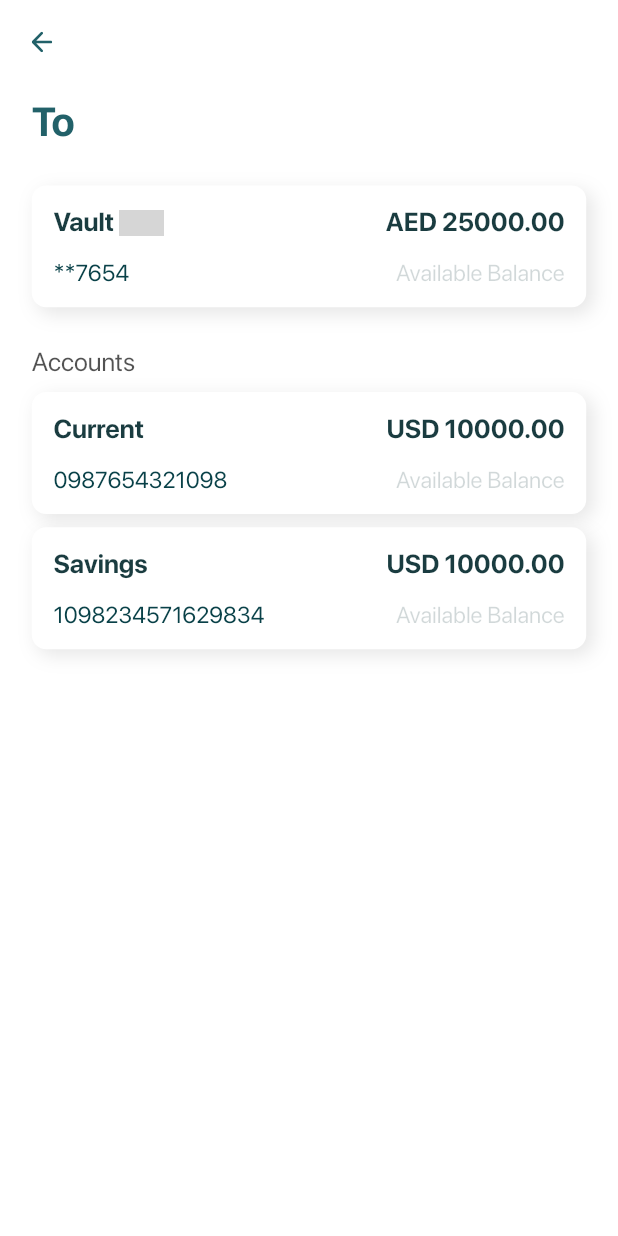
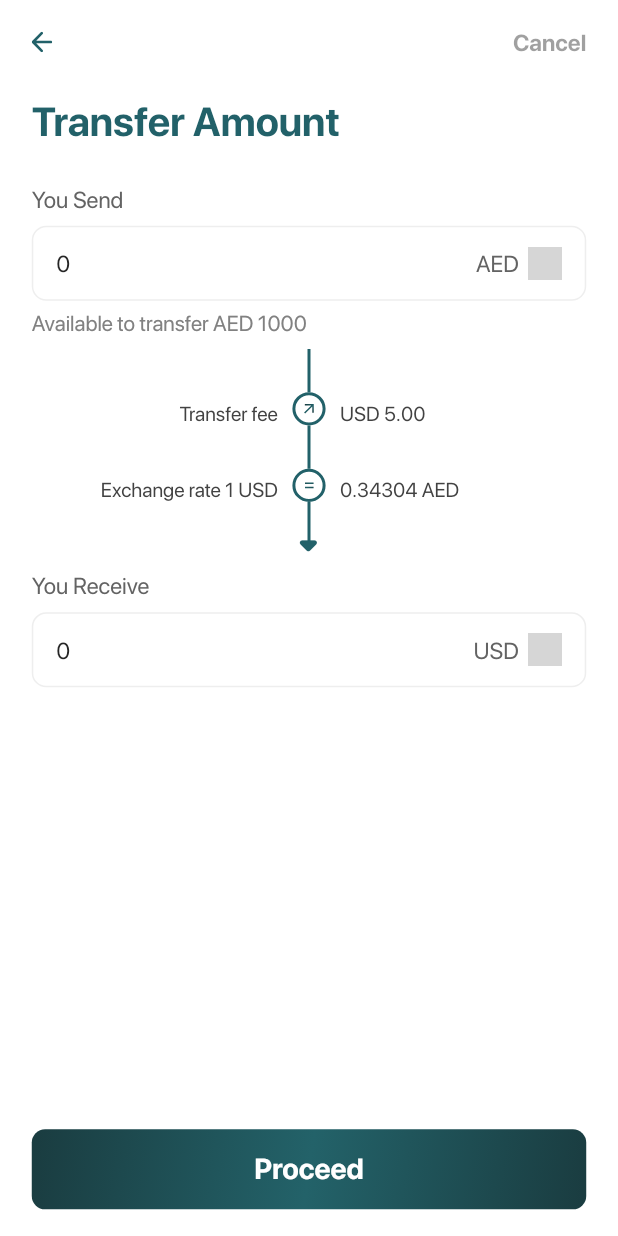
Before and after one commit to Dev-Ayan-Dasgupta/dhabi, a Flutter app: the SendMoneyToScreen screen opened by its route, after a tap on "Vault", on a phone screen of 412 x 824 dp. Run offline on Flutter 3.47's test engine with Material 2 defaults, Android fonts, the phone set to English and light mode, and no system bars; our stand-ins replace dropdown_button2, equatable, flutter_bloc, flutter_sizer, flutter_svg, local_auth and 1 more; missing offline and left inert: local_auth_android, local_auth_ios; accounts and stored records are empty; network calls fail; grey boxes are pictures that could not be loaded.

Commit message:
added transfer amount widgets for intra bank transfer

```diff
--- a/lib/presentation/routers/app_router.dart
+++ b/lib/presentation/routers/app_router.dart
@@ -172,6 +172,14 @@ class AppRouter {
         return MaterialPageRoute(
           builder: (_) => const SendMoneyToScreen(),
         );
+      case Routes.transferConfirmation:
+        return MaterialPageRoute(
+          builder: (_) => const TransferConfirmationScreen(),
+        );
+      case Routes.transferAmount:
+        return MaterialPageRoute(
+          builder: (_) => const TransferAmountScreen(),
+        );
       default:
         return MaterialPageRoute(
           builder: (_) => const Scaffold(
--- a/lib/presentation/routers/routes.dart
+++ b/lib/presentation/routers/routes.dart
@@ -32,5 +32,6 @@ class Routes {
   static const String sendMoney = 'send-money';
   static const String sendMoneyFrom = 'send-money-from';
   static const String sendMoneyTo = 'send-money-to';
+  static const String transferAmount = 'transfer-amount';
   static const String transferConfirmation = 'transfer-confirmation';
 }
--- a/lib/presentation/screens/retail/deposits/deposit_confirmation.dart
+++ b/lib/presentation/screens/retail/deposits/deposit_confirmation.dart
@@ -127,6 +127,7 @@ class _DepositConfirmationScreenState extends State<DepositConfirmationScreen> {
                             context,
                             Routes.errorScreen,
                             arguments: ErrorArgumentModel(
+                              hasSecondaryButton: false,
                               iconPath: ImageConstants.checkCircleOutlined,
                               title: "Congratulations!",
                               message:
--- /dev/null
+++ b/lib/presentation/screens/retail/transfer/amount.dart
@@ -0,0 +1,179 @@
+import 'package:dialup_mobile_app/presentation/routers/routes.dart';
+import 'package:dialup_mobile_app/presentation/widgets/core/index.dart';
+import 'package:dialup_mobile_app/presentation/widgets/transfer/index.dart';
+import 'package:dialup_mobile_app/utils/constants/index.dart';
+import 'package:flutter/material.dart';
+import 'package:flutter_sizer/flutter_sizer.dart';
+
+class TransferAmountScreen extends StatefulWidget {
+  const TransferAmountScreen({Key? key}) : super(key: key);
+
+  @override
+  State<TransferAmountScreen> createState() => _TransferAmountScreenState();
+}
+
+class _TransferAmountScreenState extends State<TransferAmountScreen> {
+  final TextEditingController _sendController =
+      TextEditingController(text: "0");
+  final TextEditingController _receiveController =
+      TextEditingController(text: "0");
+  @override
+  Widget build(BuildContext context) {
+    return Scaffold(
+      appBar: AppBar(
+        leading: const AppBarLeading(),
+        actions: [
+          Padding(
+            padding: EdgeInsets.only(
+              right: (22 / Dimensions.designWidth).w,
+              top: (20 / Dimensions.designWidth).w,
+            ),
+            child: Text(
+              "Cancel",
+              style: TextStyles.primary.copyWith(
+                color: const Color.fromRGBO(65, 65, 65, 0.5),
+                fontSize: (16 / Dimensions.designWidth).w,
+                fontWeight: FontWeight.w600,
+              ),
+            ),
+          )
+        ],
+        backgroundColor: Colors.transparent,
+        elevation: 0,
+      ),
+      body: GestureDetector(
+        onTap: () {
+          if (_sendController.text.isEmpty) {
+            _sendController.text = "0";
+          }
+          FocusManager.instance.primaryFocus?.unfocus();
+        },
+        behavior: HitTestBehavior.opaque,
+        child: Padding(
+          padding: EdgeInsets.symmetric(
+            horizontal: (22 / Dimensions.designWidth).w,
+          ),
+          child: Column(
+            children: [
+              Expanded(
+                child: Column(
+                  crossAxisAlignment: CrossAxisAlignment.start,
+                  children: [
+                    const SizeBox(height: 10),
+                    Text(
+                      "Transfer Amount",
+                      style: TextStyles.primaryBold.copyWith(
+                        color: AppColors.primary,
+                        fontSize: (28 / Dimensions.designWidth).w,
+                      ),
+                    ),
+                    const SizeBox(height: 30),
+                    Text(
+                      "You Send",
+                      style: TextStyles.primaryMedium.copyWith(
+                        color: const Color(0XFF636363),
+                        fontSize: (16 / Dimensions.designWidth).w,
+                      ),
+                    ),
+                    const SizeBox(height: 10),
+                    CustomTextField(
+                      controller: _sendController,
+                      onChanged: (p0) {},
+                      keyboardType: TextInputType.number,
+                      suffix: Row(
+                        mainAxisSize: MainAxisSize.min,
+                        children: [
+                          Text(
+                            "AED  ",
+                            style: TextStyles.primaryMedium.copyWith(
+                              color: const Color(0XFF636363),
+                              fontSize: (16 / Dimensions.designWidth).w,
+                            ),
+                          ),
+                          CustomCircleAvatar(
+                            imgUrl:
+                                "https://static.vecteezy.com/system/resources/previews/004/712/234/non_2x/united-arab-emirates-square-national-flag-vector.jpg",
+                            width: (23 / Dimensions.designWidth).w,
+                            height: (23 / Dimensions.designWidth).w,
+                          ),
+                        ],
+                      ),
+                    ),
+                    const SizeBox(height: 7),
+                    Text(
+                      "Available to transfer AED 1000",
+                      style: TextStyles.primaryMedium.copyWith(
+                        color: const Color(0XFF818181),
+                        fontSize: (15 / Dimensions.designWidth).w,
+                      ),
+                    ),
+                    const SizeBox(height: 10),
+                    const FeeExchangeRate(
+                      transferFeeCurrency: "USD",
+                      transferFee: 5,
+                      exchangeRateSenderCurrency: "USD",
+                      exchangeRate: 0.34304,
+                      exchangeRateReceiverCurrency: "AED",
+                    ),
+                    const SizeBox(height: 10),
+                    Text(
+                      "You Receive",
+                      style: TextStyles.primaryMedium.copyWith(
+                        color: const Color(0XFF636363),
+                        fontSize: (16 / Dimensions.designWidth).w,
+                      ),
+                    ),
+                    const SizeBox(height: 10),
+                    CustomTextField(
+                      controller: _sendController,
+                      onChanged: (p0) {},
+                      enabled: false,
+                      suffix: Row(
+                        mainAxisSize: MainAxisSize.min,
+                        children: [
+                          Text(
+                            "USD  ",
+                            style: TextStyles.primaryMedium.copyWith(
+                              color: const Color(0XFF636363),
+                              fontSize: (16 / Dimensions.designWidth).w,
+                            ),
+                          ),
+                          CustomCircleAvatar(
+                            imgUrl:
+                                "https://t4.ftcdn.net/jpg/05/22/35/01/240_F_522350125_mPLuK4cNT6RNN6bvpuKZpLGjqbJr5EiL.jpg",
+                            width: (23 / Dimensions.designWidth).w,
+                            height: (23 / Dimensions.designWidth).w,
+                          ),
+                        ],
+                      ),
+                    ),
+                  ],
+                ),
+              ),
+              Column(
+                children: [
+                  GradientButton(
+                      onTap: () {
+                        Navigator.pushNamed(
+                          context,
+                          Routes.transferConfirmation,
+                        );
+                      },
+                      text: "Proceed"),
+                  const SizeBox(height: 20),
+                ],
+              ),
+            ],
+          ),
+        ),
+      ),
+    );
+  }
+
+  @override
+  void dispose() {
+    _sendController.dispose();
+    _receiveController.dispose();
+    super.dispose();
+  }
+}
--- a/lib/presentation/screens/retail/transfer/index.dart
+++ b/lib/presentation/screens/retail/transfer/index.dart
@@ -2,3 +2,5 @@ export './details.dart';
 export './from.dart';
 export './send_money.dart';
 export './to.dart';
+export './confirmation.dart';
+export './amount.dart';
--- a/lib/presentation/screens/retail/transfer/to.dart
+++ b/lib/presentation/screens/retail/transfer/to.dart
@@ -1,3 +1,4 @@
+import 'package:dialup_mobile_app/presentation/routers/routes.dart';
 import 'package:dialup_mobile_app/presentation/widgets/core/index.dart';
 import 'package:dialup_mobile_app/presentation/widgets/transfer/index.dart';
 import 'package:dialup_mobile_app/utils/constants/index.dart';
@@ -39,7 +40,7 @@ class _SendMoneyToScreenState extends State<SendMoneyToScreen> {
             VaultAccountCard(
               isVault: true,
               onTap: () {
-                // Navigator.pushNamed(context, Routes.sendMoneyTo);
+                Navigator.pushNamed(context, Routes.transferAmount);
               },
               title: "Vault",
               imgUrl:
--- /dev/null
+++ b/lib/presentation/widgets/transfer/fee_exchange_rate.dart
@@ -0,0 +1,183 @@
+// ignore_for_file: public_member_api_docs, sort_constructors_first
+import 'package:flutter/material.dart';
+import 'package:flutter_sizer/flutter_sizer.dart';
+import 'package:flutter_svg/flutter_svg.dart';
+
+import 'package:dialup_mobile_app/presentation/widgets/core/index.dart';
+import 'package:dialup_mobile_app/utils/constants/index.dart';
+
+class FeeExchangeRate extends StatelessWidget {
+  const FeeExchangeRate({
+    Key? key,
+    required this.transferFeeCurrency,
+    required this.transferFee,
+    required this.exchangeRateSenderCurrency,
+    required this.exchangeRate,
+    required this.exchangeRateReceiverCurrency,
+  }) : super(key: key);
+
+  final String transferFeeCurrency;
+  final double transferFee;
+  final String exchangeRateSenderCurrency;
+  final double exchangeRate;
+  final String exchangeRateReceiverCurrency;
+
+  @override
+  Widget build(BuildContext context) {
+    return Stack(
+      children: [
+        Center(
+          child: Column(
+            children: [
+              Row(
+                crossAxisAlignment: CrossAxisAlignment.end,
+                children: [
+                  Expanded(
+                    child: Row(
+                      mainAxisAlignment: MainAxisAlignment.end,
+                      children: [
+                        Text(
+                          "Transfer fee",
+                          style: TextStyles.primaryMedium.copyWith(
+                            color: const Color(0xFF424242),
+                            fontSize: (14 / Dimensions.designWidth).w,
+                          ),
+                          textAlign: TextAlign.end,
+                        ),
+                        const SizeBox(width: 10),
+                      ],
+                    ),
+                  ),
+                  Center(
+                    child: Column(
+                      children: [
+                        SizedBox(
+                          height: (30 / Dimensions.designWidth).w,
+                          child: const VerticalDivider(
+                            thickness: 2,
+                            color: AppColors.primary,
+                          ),
+                        ),
+                        Container(
+                          width: (23 / Dimensions.designWidth).w,
+                          height: (23 / Dimensions.designWidth).w,
+                          decoration: BoxDecoration(
+                            shape: BoxShape.circle,
+                            border:
+                                Border.all(width: 2, color: AppColors.primary),
+                          ),
+                          child: Center(
+                            child: SvgPicture.asset(
+                              ImageConstants.arrowOutward,
+                              width: (7 / Dimensions.designWidth).w,
+                              height: (7 / Dimensions.designWidth).w,
+                            ),
+                          ),
+                        ),
+                      ],
+                    ),
+                  ),
+                  Expanded(
+                    child: Row(
+                      children: [
+                        const SizeBox(width: 10),
+                        Text(
+                          "$transferFeeCurrency ${transferFee.toStringAsFixed(2)}",
+                          style: TextStyles.primaryMedium.copyWith(
+                            color: const Color(0xFF424242),
+                            fontSize: (14 / Dimensions.designWidth).w,
+                          ),
+                        ),
+                      ],
+                    ),
+                  ),
+                ],
+              ),
+              Row(
+                crossAxisAlignment: CrossAxisAlignment.end,
+                children: [
+                  Expanded(
+                    child: Row(
+                      mainAxisAlignment: MainAxisAlignment.end,
+                      children: [
+                        Text(
+                          "Exchange rate 1 $exchangeRateSenderCurrency",
+                          style: TextStyles.primaryMedium.copyWith(
+                            color: const Color(0xFF424242),
+                            fontSize: (14 / Dimensions.designWidth).w,
+                          ),
+                          textAlign: TextAlign.end,
+                        ),
+                        const SizeBox(width: 10),
+                      ],
+                    ),
+                  ),
+                  Center(
+                    child: Column(
+                      children: [
+                        SizedBox(
+                          height: (30 / Dimensions.designWidth).w,
+                          child: const VerticalDivider(
+                            thickness: 2,
+                            color: AppColors.primary,
+                          ),
+                        ),
+                        Container(
+                          width: (23 / Dimensions.designWidth).w,
+                          height: (23 / Dimensions.designWidth).w,
+                          decoration: BoxDecoration(
+                            shape: BoxShape.circle,
+                            border:
+                                Border.all(width: 2, color: AppColors.primary),
+                          ),
+                          child: Center(
+                            child: SvgPicture.asset(
+                              ImageConstants.equals,
+                              width: (7 / Dimensions.designWidth).w,
+                              height: (7 / Dimensions.designWidth).w,
+                            ),
+                          ),
+                        ),
+                      ],
+                    ),
+                  ),
+                  Expanded(
+                    child: Row(
+                      children: [
+                        const SizeBox(width: 10),
+                        Text(
+                          "$exchangeRate $exchangeRateReceiverCurrency",
+                          style: TextStyles.primaryMedium.copyWith(
+                            color: const Color(0xFF424242),
+                            fontSize: (14 / Dimensions.designWidth).w,
+                          ),
+                        ),
+                      ],
+                    ),
+                  ),
+                ],
+              ),
+              SizedBox(
+                height: (30 / Dimensions.designWidth).w,
+                child: const VerticalDivider(
+                  thickness: 2,
+                  color: AppColors.primary,
+                ),
+              ),
+              const SizeBox(height: 10),
+            ],
+          ),
+        ),
+        Positioned(
+          bottom: -(10 / Dimensions.designWidth).w,
+          left: (171.5 / Dimensions.designWidth).w,
+          child: Icon(
+            Icons.arrow_drop_down_rounded,
+            color: AppColors.primary,
+            size: (40 / Dimensions.designWidth).w,
+          ),
+        ),
+      ],
+    );
+  }
+}
--- a/lib/presentation/widgets/transfer/index.dart
+++ b/lib/presentation/widgets/transfer/index.dart
@@ -1,3 +1,4 @@
 export './recent_transfers_tile.dart';
 export './send_money_tile.dart';
 export './vault_account_card.dart';
+export './fee_exchange_rate.dart';
--- a/lib/utils/constants/images.dart
+++ b/lib/utils/constants/images.dart
@@ -52,6 +52,7 @@ class ImageConstants {
   static const String public = "${iconsRoot}public.svg";
   static const String cancel = "${iconsRoot}cancel.svg";
   static const String hourglassBottom = "${iconsRoot}hourglass_bottom.svg";
+  static const String equals = "${iconsRoot}equals.svg";
 
   // * BANNERS
   static const String dashboard = "${bannersRoot}dashboard.png";
```
Also changed, not shown: lib/data/models/arguments/error.dart (+17 -1 lines), lib/presentation/screens/error_screen.dart (+13 -0 lines), lib/presentation/screens/retail/transfer/confirmation.dart (+116 -1 lines), assets/images/icons/equals.svg (added).
